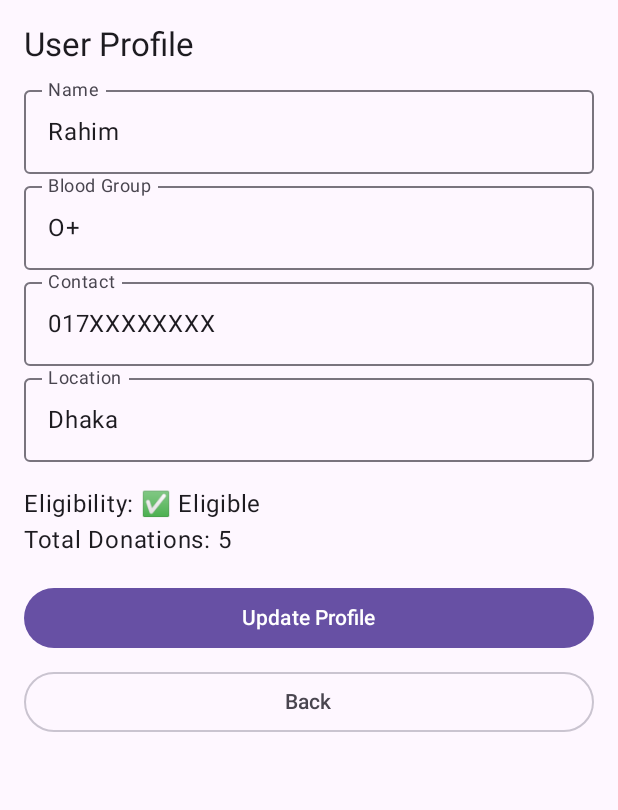
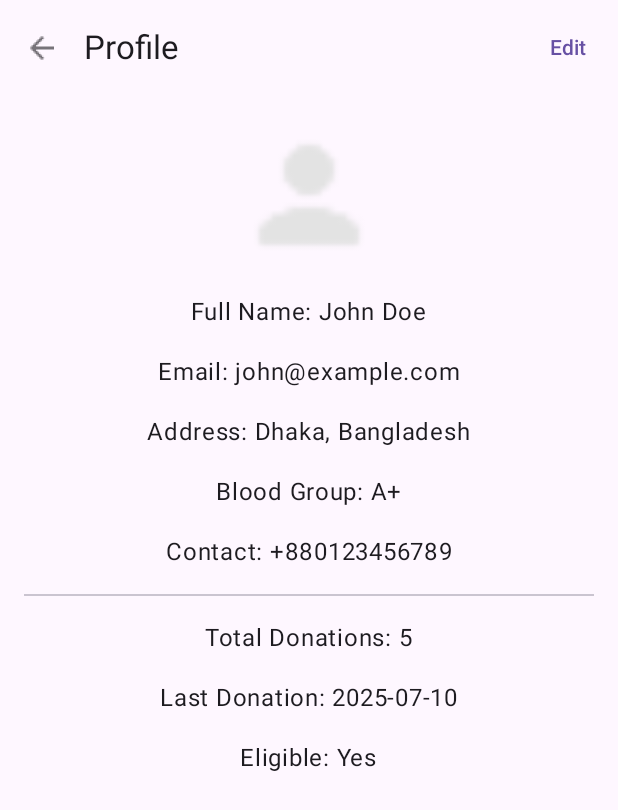
Before and after one commit to mashfiqmahi/Android-App, an Android app built with Jetpack Compose: the ProfileScreen screen opened through its navigation route, on a phone screen of 412 x 824 dp. Shown: the top 810 px of the screen. Run offline under Robolectric (Android 15) with nearby library versions, the phone set to English and light mode, and no system bars.

Commit message:
user profile added

```diff
--- a/app/src/main/java/com/example/androidbloodbank/MainActivity.kt
+++ b/app/src/main/java/com/example/androidbloodbank/MainActivity.kt
@@ -25,3 +25,7 @@ class MainActivity : ComponentActivity() {
         }
     }
 }
+
+
+
+//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
--- a/app/src/main/java/com/example/androidbloodbank/navigation/AppNavHost.kt
+++ b/app/src/main/java/com/example/androidbloodbank/navigation/AppNavHost.kt
@@ -41,13 +41,12 @@ fun AppNavHost(navController: NavHostController, repo: LocalRepo, onAlert: (Stri
 
 
             composable("profile") {
-                val dummyUser = UserProfile("Rahim", "O+", null, 5, "017XXXXXXXX", "Dhaka")
                 ProfileScreen(
-                    user = dummyUser,
-                    onUpdate = { updated -> println("Updated: $updated") },
+                    repo = repo,
                     onBack = { navController.popBackStack() }
                 )
             }
+
 
             composable(Routes.LOGIN) {
                 LoginScreen(
@@ -68,7 +67,8 @@ fun AppNavHost(navController: NavHostController, repo: LocalRepo, onAlert: (Stri
                     repo = repo,
                     onRequest = { navController.navigate(Routes.REQUEST) },
                     onSchedules = { navController.navigate(Routes.SCHEDULES) },
-                    onEmergency = { navController.navigate(Routes.EMERGENCY) }
+                    onEmergency = { navController.navigate(Routes.EMERGENCY) },
+                    onProfile = { navController.navigate("profile") }
                 )
             }
             composable(Routes.REQUEST) {
--- a/app/src/main/java/com/example/androidbloodbank/ui/theme/ProfileScreen.kt
+++ b/app/src/main/java/com/example/androidbloodbank/ui/theme/ProfileScreen.kt
@@ -1,52 +1,127 @@
 package com.example.androidbloodbank.ui.screens
 
+import androidx.compose.foundation.Image
 import androidx.compose.foundation.layout.*
+import androidx.compose.foundation.shape.CircleShape
 import androidx.compose.material3.*
 import androidx.compose.runtime.*
+import androidx.compose.ui.Alignment
 import androidx.compose.ui.Modifier
+import androidx.compose.ui.draw.clip
+import androidx.compose.ui.res.painterResource
+import androidx.compose.foundation.text.KeyboardOptions
+import androidx.compose.ui.text.input.KeyboardType
+
 import androidx.compose.ui.unit.dp
-import com.example.androidbloodbank.data.model.UserProfile
+import com.example.androidbloodbank.R
+import com.example.androidbloodbank.data.LocalRepo
 
+@OptIn(ExperimentalMaterial3Api::class)
 @Composable
-fun ProfileScreen(user: UserProfile, onUpdate: (UserProfile) -> Unit, onBack: () -> Unit) {
-    var name by remember { mutableStateOf(user.name) }
-    var bloodGroup by remember { mutableStateOf(user.bloodGroup) }
-    var contact by remember { mutableStateOf(user.contactNumber) }
-    var location by remember { mutableStateOf(user.location) }
+fun ProfileScreen(
+    repo: LocalRepo,
+    onBack: () -> Unit
+) {
+    // Fake user data (replace with repo.getUser() later)
+    var fullName by remember { mutableStateOf("John Doe") }
+    var email by remember { mutableStateOf("john@example.com") }
+    var address by remember { mutableStateOf("Dhaka, Bangladesh") }
+    var bloodGroup by remember { mutableStateOf("A+") }
+    var contact by remember { mutableStateOf("+880123456789") }
+    var donations by remember { mutableStateOf(5) }
+    var lastDonation by remember { mutableStateOf("2025-07-10") }
+    var eligible by remember { mutableStateOf(true) }
 
-    Column(modifier = Modifier
-        .fillMaxSize()
-        .padding(16.dp)) {
+    var isEditing by remember { mutableStateOf(false) }
 
-        Text("User Profile", style = MaterialTheme.typography.titleLarge)
+    Scaffold(
+        topBar = {
+            TopAppBar(
+                title = { Text("Profile") },
+                navigationIcon = {
+                    IconButton(onClick = onBack) {
+                        Icon(
+                            painter = painterResource(id = R.drawable.ic_back),
+                            contentDescription = "Back"
+                        )
+                    }
+                },
+                actions = {
+                    TextButton(onClick = { isEditing = !isEditing }) {
+                        Text(if (isEditing) "Save" else "Edit")
+                    }
+                }
+            )
+        }
+    ) { padding ->
+        Column(
+            modifier = Modifier
+                .fillMaxSize()
+                .padding(padding)
+                .padding(16.dp),
+            horizontalAlignment = Alignment.CenterHorizontally,
+            verticalArrangement = Arrangement.spacedBy(16.dp)
+        ) {
+            // Profile picture placeholder
+            Image(
+                painter = painterResource(id = R.drawable.ic_profile_placeholder),
+                contentDescription = "Profile Picture",
+                modifier = Modifier
+                    .size(100.dp)
+                    .clip(CircleShape)
+            )
 
-        Spacer(modifier = Modifier.height(8.dp))
+            if (isEditing) {
+                // Editable fields
+                OutlinedTextField(
+                    value = fullName,
+                    onValueChange = { fullName = it },
+                    label = { Text("Full Name") },
+                    modifier = Modifier.fillMaxWidth()
+                )
 
-        OutlinedTextField(value = name, onValueChange = { name = it }, label = { Text("Name") }, modifier = Modifier.fillMaxWidth())
-        OutlinedTextField(value = bloodGroup, onValueChange = { bloodGroup = it }, label = { Text("Blood Group") }, modifier = Modifier.fillMaxWidth())
-        OutlinedTextField(value = contact, onValueChange = { contact = it }, label = { Text("Contact") }, modifier = Modifier.fillMaxWidth())
-        OutlinedTextField(value = location, onValueChange = { location = it }, label = { Text("Location") }, modifier = Modifier.fillMaxWidth())
+                OutlinedTextField(
+                    value = email,
+                    onValueChange = { email = it },
+                    label = { Text("Email") },
+                    modifier = Modifier.fillMaxWidth()
+                )
 
-        Spacer(modifier = Modifier.height(16.dp))
+                OutlinedTextField(
+                    value = address,
+                    onValueChange = { address = it },
+                    label = { Text("Address") },
+                    modifier = Modifier.fillMaxWidth()
+                )
 
-        Text("Eligibility: ${if (user.isEligible) "✅ Eligible" else "❌ Not Eligible"}")
-        if (!user.isEligible) {
-            Text("Days remaining: ${user.daysRemaining}")
-        }
-        Text("Total Donations: ${user.totalDonations}")
+                OutlinedTextField(
+                    value = bloodGroup,
+                    onValueChange = { bloodGroup = it },
+                    label = { Text("Blood Group") },
+                    modifier = Modifier.fillMaxWidth()
+                )
 
-        Spacer(modifier = Modifier.height(16.dp))
-
-        Button(onClick = {
-            onUpdate(user.copy(name = name, bloodGroup = bloodGroup, contactNumber = contact, location = location))
-        }, modifier = Modifier.fillMaxWidth()) {
-            Text("Update Profile")
-        }
-
-        Spacer(modifier = Modifier.height(8.dp))
-
-        OutlinedButton(onClick = onBack, modifier = Modifier.fillMaxWidth()) {
-            Text("Back")
+                OutlinedTextField(
+                    value = contact,
+                    onValueChange = { contact = it },
+                    label = { Text("Contact Number") },
+                    keyboardOptions = KeyboardOptions(
+                        keyboardType = KeyboardType.Phone
+                    ),
+                    modifier = Modifier.fillMaxWidth()
+                )
+            } else {
+                // View mode
+                Text("Full Name: $fullName")
+                Text("Email: $email")
+                Text("Address: $address")
+                Text("Blood Group: $bloodGroup")
+                Text("Contact: $contact")
+                Divider()
+                Text("Total Donations: $donations")
+                Text("Last Donation: $lastDonation")
+                Text("Eligible: ${if (eligible) "Yes" else "No"}")
+            }
         }
     }
 }
```
Also changed, not shown: app/build.gradle.kts (+21 -30 lines), app/src/main/java/com/example/androidbloodbank/ui/theme/DashboardScreen.kt (+11 -1 lines), app/src/main/res/drawable-hdpi/ic_back.png (added), app/src/main/res/drawable-mdpi/ic_back.png (added), app/src/main/res/drawable-xhdpi/ic_back.png (added), app/src/main/res/drawable-xxhdpi/ic_back.png (added), app/src/main/res/drawable-xxxhdpi/ic_back.png (added), app/src/main/res/drawable/ic_profile_placeholder.png (added), 2 other files.
